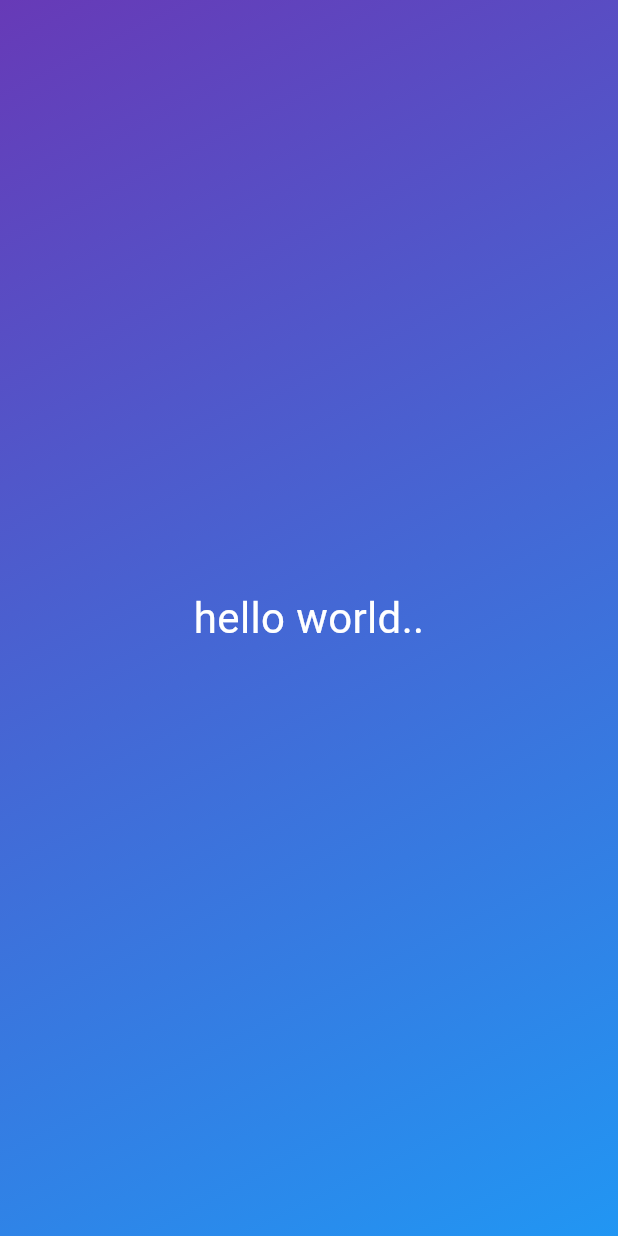
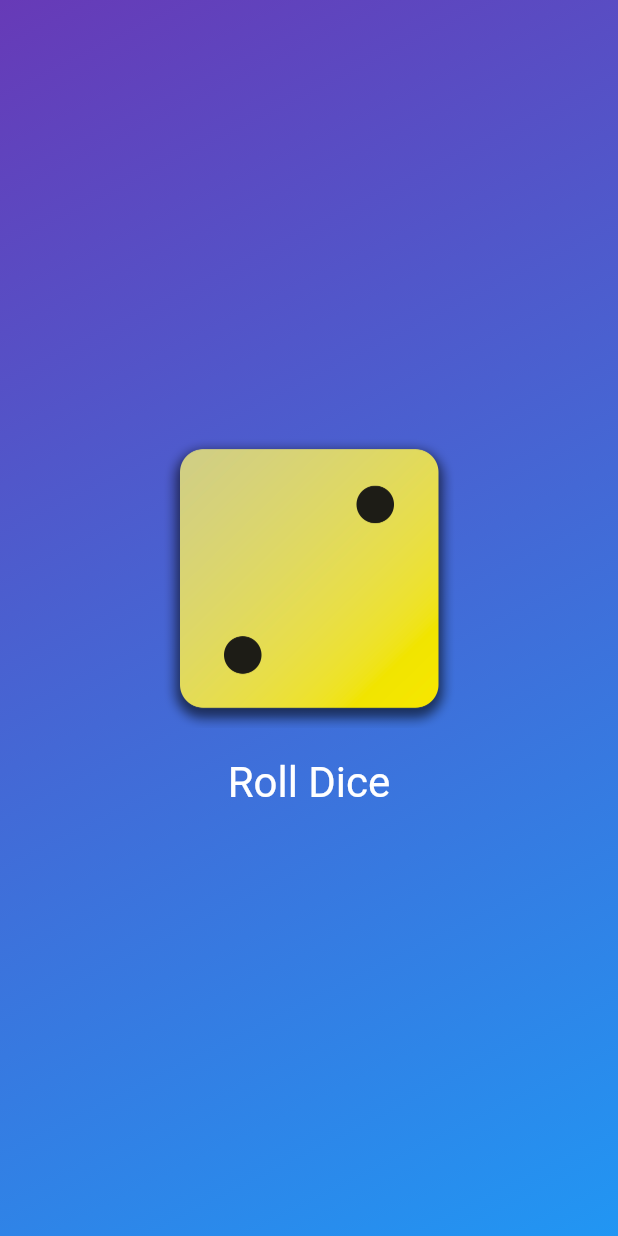
Before and after one commit to bethjm/flutter_tutorial, a Flutter app: the screen it shows after launch, on a phone screen of 412 x 824 dp. Run offline on Flutter 3.47's test engine with Material 3 defaults, Android fonts, the phone set to English and light mode, and no system bars.

Commit message:
dice roll app completed

```diff
--- /dev/null
+++ b/lib/dice_roller.dart
@@ -0,0 +1,46 @@
+import 'package:flutter/material.dart';
+import 'dart:math';
+
+final randomizer = Random();
+
+class DiceRoller extends StatefulWidget {
+    const DiceRoller({super.key});
+
+    @override
+    State<DiceRoller> createState() {
+        return _DiceRollerState();
+    }
+}
+
+class _DiceRollerState extends State<DiceRoller> {
+
+    var currentDiceRoll = 2;
+
+    void rollDice() {
+        setState(() {
+            currentDiceRoll = randomizer.nextInt(6) + 1;
+            });
+    }
+
+ @override
+ Widget build(BuildContext context) {
+        return Column(
+          mainAxisSize: MainAxisSize.min,
+          children: [
+            Image.asset(
+              'assets/images/dice-$currentDiceRoll.png',
+              width: 200,
+            ),
+            TextButton(
+              onPressed: rollDice,
+              style: TextButton.styleFrom(
+                padding: const EdgeInsets.only(top: 20),
+                foregroundColor: Colors.white,
+                textStyle: const TextStyle(fontSize: 28),
+              ),
+              child: const Text('Roll Dice'),
+            ),
+          ],
+        );
+    }
+}
--- a/lib/gradient_container.dart
+++ b/lib/gradient_container.dart
@@ -1,35 +1,35 @@
 import 'package:flutter/material.dart';
 import 'package:first_app/styled_text.dart';
+import 'package:first_app/dice_roller.dart';
 
-class GradientContainer extends StatelessWidget {
+class GradientContainer extends StatefulWidget {
+  final List<Color> colors;
 
+  // Constructor with key forwarding
+  const GradientContainer({super.key, required this.colors});
+
+  @override
+  State<GradientContainer> createState() => _GradientContainerState();
+}
+
+class _GradientContainerState extends State<GradientContainer> {
   final startAlignment = Alignment.topLeft;
   final endAlignment = Alignment.bottomRight;
 
-  const GradientContainer({super.key});
-    //do this to forward key argument GradientContainer({key}): super(key:key);
-    //can accept named arguments? a, b could be arguments in {} ex. GradientContainer() {a,b}
 
   @override
   Widget build(BuildContext context) {
-    return Container (
+    return Container(
       decoration: BoxDecoration(
         gradient: LinearGradient(
-          colors: [Colors.deepPurple, Colors.blue],
+          colors: widget.colors,
           begin: startAlignment,
           end: endAlignment,
-          ), //LinearGradient
-        ), // BoxDecoration
-      // says where to put the code in the scaffolding
+        ),
+      ),
       child: Center(
-            child: StyledText("hello world..")
-        //says what will show
-        //this is what it look slike if you have text in the Widget
-        //   child: Text('Hello World!', style: TextStyle(
-        //     color: Colors.white,
-        //     fontSize: 28.0,
-        //   ) )//TextStyle //Text
-         ), //Center
-       ); //Container
+        child: DiceRoller(),
+      ),
+    );
   }
 }
--- a/lib/main.dart
+++ b/lib/main.dart
@@ -1,37 +1,38 @@
-//need to import runApp to use it
-//first make sure flutter is imported in pubsec.yaml to be able to use this
+// need to import runApp to use it
+// first make sure flutter is imported in pubspec.yaml to be able to use this
 import 'package:flutter/material.dart';
-// all statemented must end with ;
 import 'package:first_app/gradient_container.dart';
 
-//void = return type
-//main = function name
-//must be main
-//main function is special function- it is main entry point of dart app
-//will be executed automatically by dart when app is opened on a device
+// void = return type
+// main = function name
+// must be main
+// main function is special function - it is main entry point of dart app
+// will be executed automatically by dart when app is opened on a device
 void main() {
-  //function body is inside of {}
+  // function body is inside of {}
 
-//runApp() is function beign called
-//provided by flutter and gets the app running
-//cannot run alone, it must be wrapped in other functions
+  // runApp() is function being called
+  // provided by flutter and gets the app running
+  // cannot run alone, it must be wrapped in other functions
 
-  //need 2 core widgets to get UI working: MaterialApp and home:
-  runApp(MaterialApp(
-    //sets up design for app page
-    home: Scaffold(
+  // need 2 core widgets to get UI working: MaterialApp and home:
+  runApp(
+    const MaterialApp(
+      // sets up design for app page
+      home: Scaffold(
+        // COLOR AND COLORS
+        // Colors lets you access predefined colors
+        // backgroundColor: Colors.deepPurple,
+        // Color lets you set RGB values for the color
+        // backgroundColor: Color.fromARGB(255, 47, 5, 120),
 
-      //COLOR AND COLORS
-      //Colors lets you access predefined colors
-      // backgroundColor: Colors.deepPurple,
-      //Color lets you set RGB values for the color
-      // backgroundColor: Color.fromARGB(255,47,5,120),
+        // if you want a gradient...
 
-      //if you want a gradient....
-
-      body: GradientContainer(),
-     ), //Scaffold
-    ), //MaterialApp
+        body: GradientContainer(
+          colors: [Colors.deepPurple, Colors.blue],
+        ),
+      ), // Scaffold
+    ), // MaterialApp
   );
 }
 
```
Also changed, not shown: lib/styled_text.dart (+7 -5 lines). Lines whose indentation alone changed are shown as unchanged.
